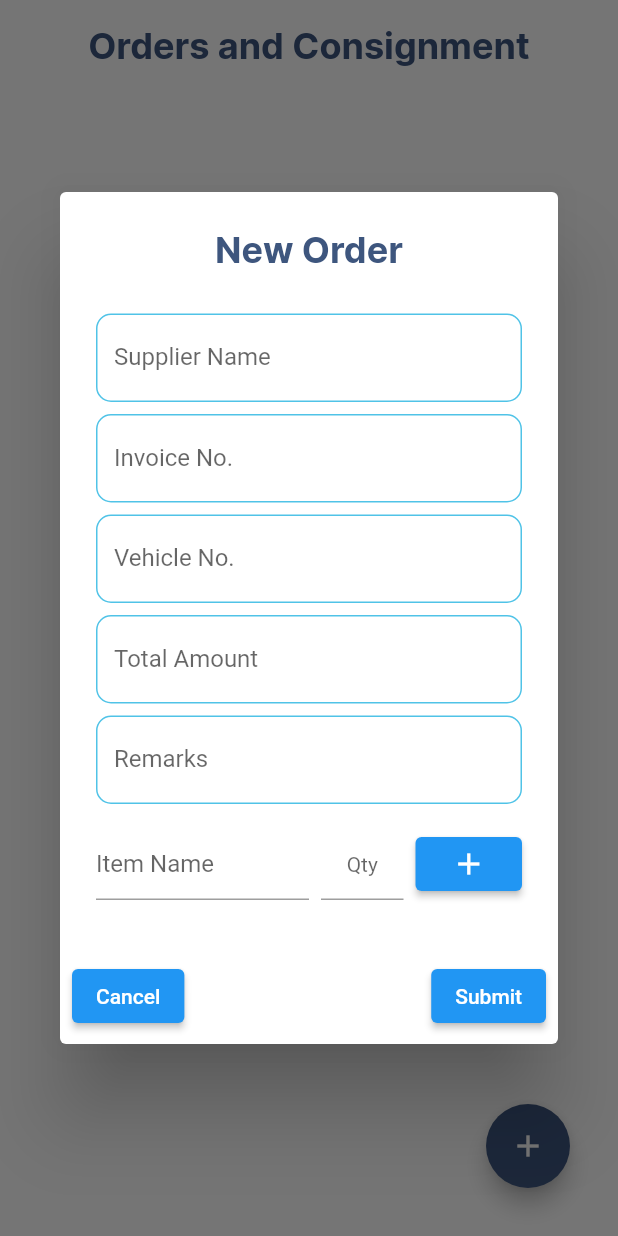
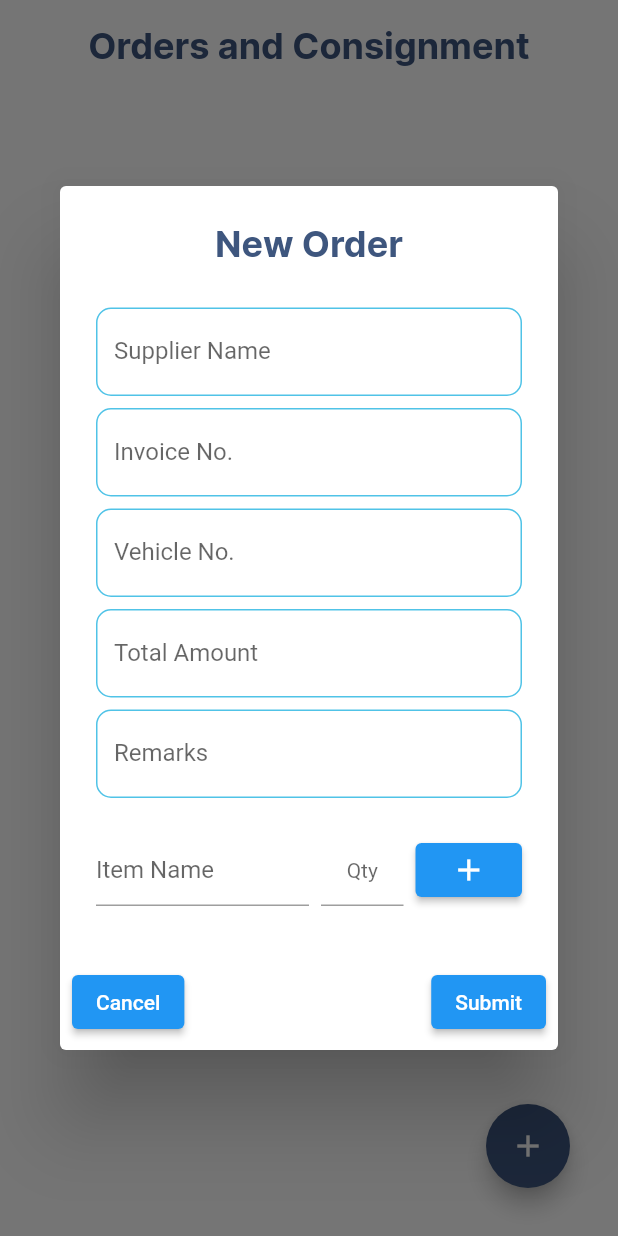
Before and after one commit to ShamoilRao44/tethys_FE, a Flutter app: the OrderConsgnmnt screen opened directly, after a tap on the "add" icon, on a phone screen of 412 x 824 dp. Run offline on Flutter 3.47's test engine with Material 2 defaults, Android fonts, the phone set to English and light mode, and no system bars; our stand-ins replace flutter_screenutil, flutter_secure_storage, get, google_nav_bar; accounts and stored records are empty; network calls fail.

Commit message:
order-consign

```diff
--- a/lib/modules/stock_manger/order_consgnmnt.dart
+++ b/lib/modules/stock_manger/order_consgnmnt.dart
@@ -62,7 +62,7 @@ class OrderConsgnmnt extends StatelessWidget {
                       labelText: 'Remarks',
                       controller: c.remarksCtrl,
                     ),
-                    SizedBox(height: 8),
+                    SizedBox(height: 16),
                     c.tableRows.isNotEmpty
                         ? Table(
                             border: TableBorder.all(
@@ -230,6 +230,7 @@ class OrderConsgnmnt extends StatelessWidget {
             ),
             ElevatedButton(
               onPressed: () {
+                Get.back();
                 c.sendOrder(ctx);
               },
               child: Text('Submit'),
```
